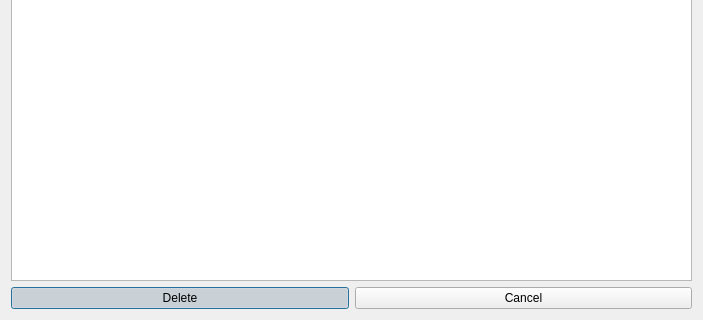
Above: deletedialog.ui from WilsonImmunologyLab/Librator before the change; both pictures show x 0 to 703 and y 281 to 601 of the 703 by 601 pixel window. Below: the same form after it.
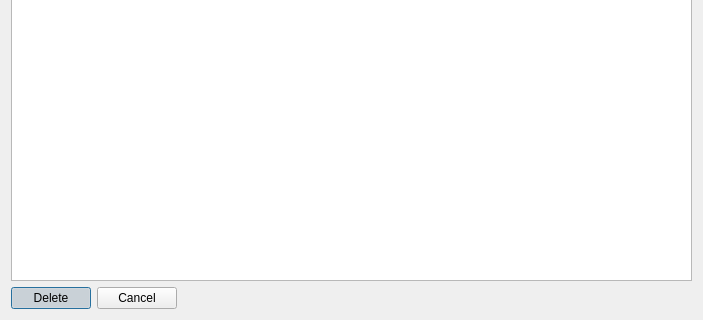
That is the form after the change.

```diff
--- a/deletedialog.ui
+++ b/deletedialog.ui
@@ -38,6 +38,19 @@
          </property>
         </widget>
        </item>
+       <item>
+        <spacer name="horizontalSpacer">
+         <property name="orientation">
+          <enum>Qt::Horizontal</enum>
+         </property>
+         <property name="sizeHint" stdset="0">
+          <size>
+           <width>40</width>
+           <height>20</height>
+          </size>
+         </property>
+        </spacer>
+       </item>
       </layout>
      </item>
      <item row="0" column="0">
```
